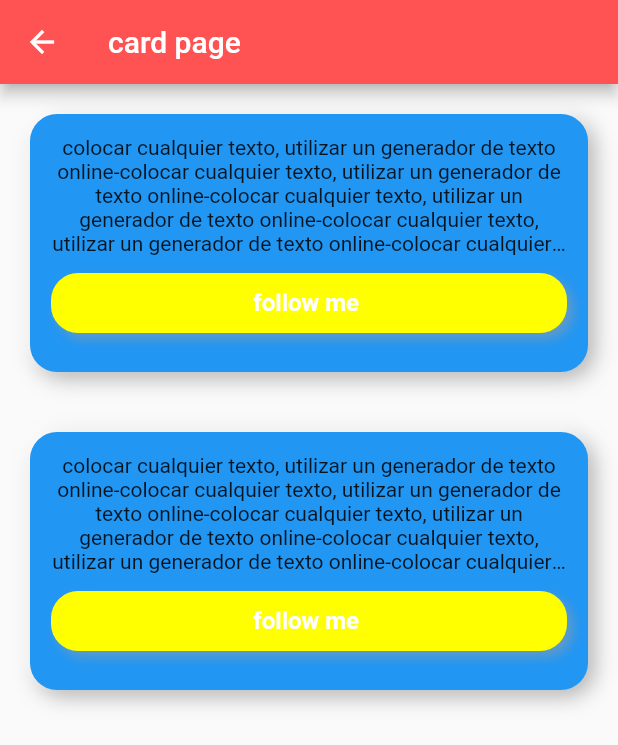
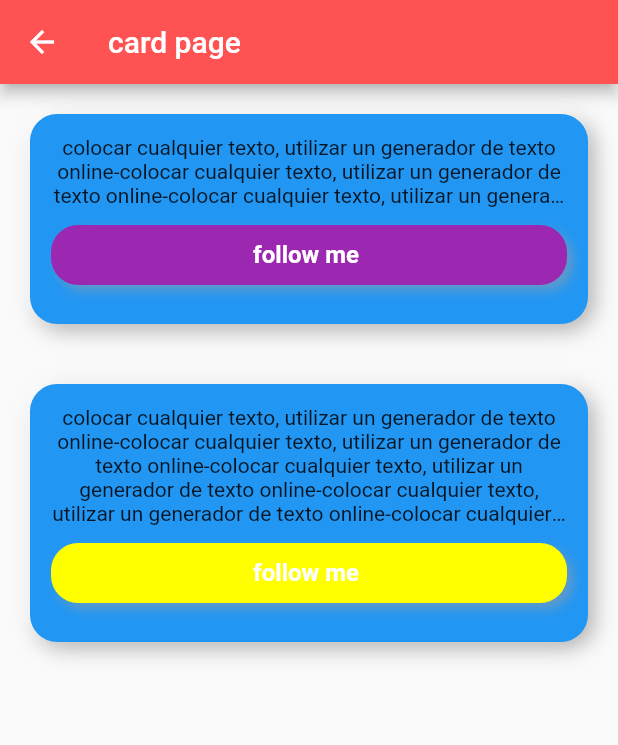
Before and after one commit to polluque/flutter_components_app-, a Flutter app: the CardPage screen opened directly, on a phone screen of 412 x 824 dp. Shown: the top 745 px of the screen. Run offline on Flutter 3.47's test engine with Material 2 defaults, Android fonts, the phone set to English and light mode, and no system bars; our stand-ins replace google_fonts; missing offline and left inert: dart:js, dart:js_util; network calls fail.

Commit message:
flutter_components_v1.6.1[comentarios_modificacion del codigo]

```diff
--- a/lib/pages/card_page.dart
+++ b/lib/pages/card_page.dart
@@ -10,19 +10,23 @@ class CardPage extends StatelessWidget {
         backgroundColor: Colors.redAccent,
         title: Text('card page'),
       ),
+      // el ejemlo esta ordenado de manera vertical, por eso utilizamos un column
       body: Column(
         // si esta en corchetes, contiene un listado de widgets
         children: [
+          //primer container_card 1
           Container(
             // espacio entre el borde de la pantlla y el container
             margin: const EdgeInsets.all(20.0),
+            // espacio entre el container y el texto
             padding: const EdgeInsets.all(14.0),
             //color: Colors.blue,
 
             decoration: BoxDecoration(
               color: Colors.blue,
+              //redondear los bordes del conteiner
               borderRadius: BorderRadius.circular(18.0),
-
+              //sombra de los bordes del container
               boxShadow: [
                 BoxShadow(
                   color:Colors.black.withOpacity(0.3),
@@ -39,33 +43,42 @@ class CardPage extends StatelessWidget {
               ),
             child: Column(
               children: [
+                // el siguiente widget text se recubrio con un widget column para poder maquetar el 'follow me '
                 Text(
                   'colocar cualquier texto, utilizar un generador de texto online-colocar cualquier texto, utilizar un generador de texto online-colocar cualquier texto, utilizar un generador de texto online-colocar cualquier texto, utilizar un generador de texto online-colocar cualquier texto, utilizar un generador de texto online-colocar cualquier texto, utilizar un generador de texto online-colocar cualquier texto, utilizar un generador de texto online-https://loremipsum.io/',
+                  // alineando el texto
                 textAlign: TextAlign.center,
                 //cantidad de lineas que se quieren mostrar
-                maxLines: 5,
+                maxLines: 3,
+                // generar los puntos suspensvos al final del texto , son 3
                 overflow: TextOverflow.ellipsis,
                 ),
                 Container(
+                  // espacio entre el box cmpleto del follow me y el texto que le antecede
                   margin: EdgeInsets.symmetric(
                     vertical: 12.0,
                   ),
-                  width: double.infinity,
-                  height: 40.0,
+                  // el cuadro follow me , ocupa todo el ancho del container
+                  width: double.infinity, // ancho
+                  height: 40.0, // altura
+                  // alineando el texto follow me
                   alignment: Alignment.center,
+                  // propiedades del box follow me
                   decoration: BoxDecoration(
-                    color:Colors.yellowAccent,
+                    color:Colors.purple,
                     borderRadius: BorderRadius.circular(18.0),
                     boxShadow: [
                       BoxShadow(
                         color: Colors.grey.withOpacity(0.5),
                         offset: Offset(4, 4),
-                        blurRadius: 6.0,
+                        blurRadius: 6.0,//difuminacion
                       ),
                     ],
                   ),
                   child:
+                   // el siguiente widget text se recubrio con un widget column para poder aplicar las propiedades boxdecoration del 'follow me '
                 Text(
+                  // propiedades del texto follow me , solo el texto
                   'follow me ',
                 style: TextStyle(
                   color: Colors.white,
```
Also changed, not shown: lib/pages/home_page.dart (+12 -0 lines).
